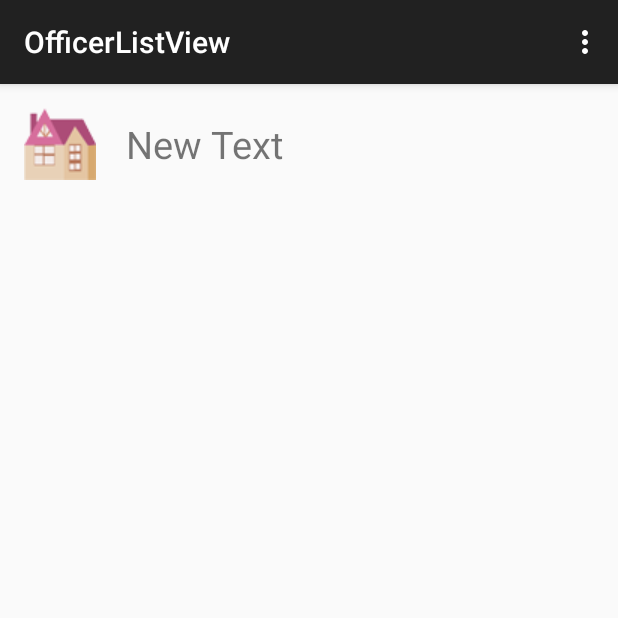
After one commit to meoamsphp/TestGitHub, an Android app: the OfficerListView screen opened directly, with no data from a screen before it, on a phone screen of 412 x 824 dp, the top half of it. The commit adds this screen. Run offline under Robolectric (Android 15) with nearby library versions, the phone set to English and light mode, and no system bars.

Commit message:
List View
เริ่ม List View

```diff
--- /dev/null
+++ b/OSPTraining/app/src/main/java/appewtc/masterung/osptraining/OfficerListView.java
@@ -0,0 +1,39 @@
+package appewtc.masterung.osptraining;
+
+import android.support.v7.app.ActionBarActivity;
+import android.os.Bundle;
+import android.view.Menu;
+import android.view.MenuItem;
+
+
+public class OfficerListView extends ActionBarActivity {
+
+    @Override
+    protected void onCreate(Bundle savedInstanceState) {
+        super.onCreate(savedInstanceState);
+        setContentView(R.layout.activity_officer_list_view);
+    }
+
+
+    @Override
+    public boolean onCreateOptionsMenu(Menu menu) {
+        // Inflate the menu; this adds items to the action bar if it is present.
+        getMenuInflater().inflate(R.menu.menu_officer_list_view, menu);
+        return true;
+    }
+
+    @Override
+    public boolean onOptionsItemSelected(MenuItem item) {
+        // Handle action bar item clicks here. The action bar will
+        // automatically handle clicks on the Home/Up button, so long
+        // as you specify a parent activity in AndroidManifest.xml.
+        int id = item.getItemId();
+
+        //noinspection SimplifiableIfStatement
+        if (id == R.id.action_settings) {
+            return true;
+        }
+
+        return super.onOptionsItemSelected(item);
+    }
+}
--- /dev/null
+++ b/OSPTraining/app/src/main/res/layout/activity_officer_list_view.xml
@@ -0,0 +1,35 @@
+<RelativeLayout xmlns:android="http://schemas.android.com/apk/res/android"
+    xmlns:tools="http://schemas.android.com/tools" android:layout_width="match_parent"
+    android:layout_height="match_parent" android:paddingLeft="@dimen/activity_horizontal_margin"
+    android:paddingRight="@dimen/activity_horizontal_margin"
+    android:paddingTop="@dimen/activity_vertical_margin"
+    android:paddingBottom="@dimen/activity_vertical_margin"
+    tools:context="appewtc.masterung.osptraining.OfficerListView">
+
+    <LinearLayout
+        android:orientation="vertical"
+        android:layout_width="fill_parent"
+        android:layout_height="wrap_content">
+
+        <LinearLayout
+            android:orientation="horizontal"
+            android:layout_width="fill_parent"
+            android:layout_height="fill_parent">
+
+            <ImageView
+                android:layout_width="wrap_content"
+                android:layout_height="wrap_content"
+                android:id="@+id/imageView2"
+                android:src="@drawable/icon_build" />
+
+            <TextView
+                android:layout_width="wrap_content"
+                android:layout_height="wrap_content"
+                android:text="New Text"
+                android:id="@+id/textView"
+                android:textSize="25dp"
+                android:layout_gravity="center_vertical"
+                android:layout_marginLeft="20dp" />
+        </LinearLayout>
+    </LinearLayout>
+</RelativeLayout>
--- /dev/null
+++ b/OSPTraining/app/src/main/res/menu/menu_officer_list_view.xml
@@ -0,0 +1,7 @@
+<menu xmlns:android="http://schemas.android.com/apk/res/android"
+    xmlns:app="http://schemas.android.com/apk/res-auto"
+    xmlns:tools="http://schemas.android.com/tools"
+    tools:context="appewtc.masterung.osptraining.OfficerListView">
+    <item android:id="@+id/action_settings" android:title="@string/action_settings"
+        android:orderInCategory="100" app:showAsAction="never" />
+</menu>
--- a/OSPTraining/app/src/main/res/values/strings.xml
+++ b/OSPTraining/app/src/main/res/values/strings.xml
@@ -5,5 +5,6 @@
     <string name="hello_world">Hello world!</string>
     <string name="action_settings">Settings</string>
     <string name="title_activity_help_me">HelpMeActivity</string>
+    <string name="title_activity_officer_list_view">OfficerListView</string>
 
 </resources>
```
Also changed, not shown: OSPTraining/app/src/main/AndroidManifest.xml (+6 -2 lines), OSPTraining/app/src/main/java/appewtc/masterung/osptraining/MainActivity.java (+31 -1 lines), OSPTraining/app/src/main/java/appewtc/masterung/osptraining/UserTABLE.java (+36 -0 lines).
